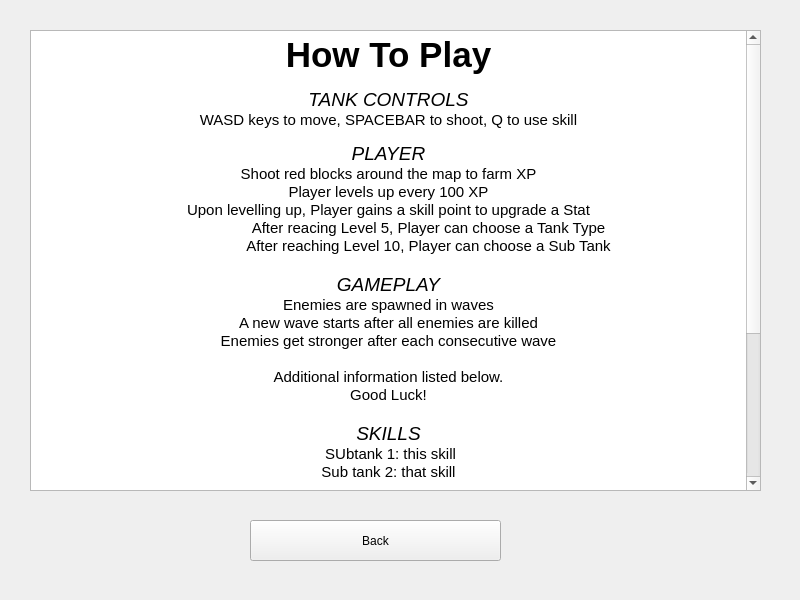
Before: the Qt Designer form MainWindow.ui in zhongvei/Tankoop, drawn with Qt 5.
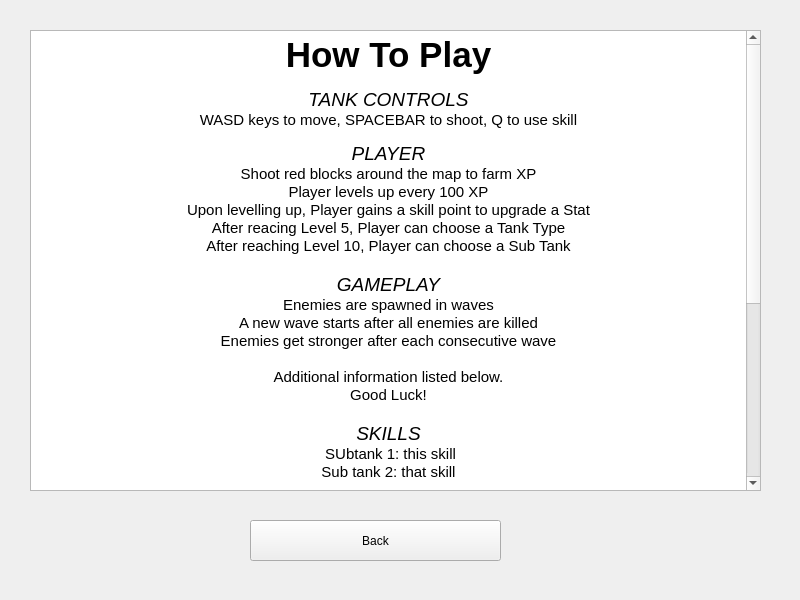
After: the same form once the commit is applied. Icons and pictures are not drawn.

Commit message: music player

Diff of the .ui file:
```diff
--- a/MainWindow.ui
+++ b/MainWindow.ui
@@ -196,8 +196,8 @@
 &lt;p align=&quot;center&quot; style=&quot; margin-top:0px; margin-bottom:0px; margin-left:0px; margin-right:0px; -qt-block-indent:0; text-indent:0px;&quot;&gt;&lt;span style=&quot; font-size:11pt;&quot;&gt;Shoot red blocks around the map to farm XP&lt;/span&gt;&lt;/p&gt;
 &lt;p align=&quot;center&quot; style=&quot; margin-top:0px; margin-bottom:0px; margin-left:0px; margin-right:0px; -qt-block-indent:0; text-indent:0px;&quot;&gt;&lt;span style=&quot; font-size:11pt;&quot;&gt;Player levels up every 100 XP&lt;/span&gt;&lt;/p&gt;
 &lt;p align=&quot;center&quot; style=&quot; margin-top:0px; margin-bottom:0px; margin-left:0px; margin-right:0px; -qt-block-indent:0; text-indent:0px;&quot;&gt;&lt;span style=&quot; font-size:11pt;&quot;&gt;Upon levelling up, Player gains a skill point to upgrade a Stat&lt;/span&gt;&lt;/p&gt;
-&lt;p align=&quot;center&quot; style=&quot; margin-top:0px; margin-bottom:0px; margin-left:0px; margin-right:0px; -qt-block-indent:0; text-indent:0px;&quot;&gt;&lt;span style=&quot; font-size:11pt;&quot;&gt;	After reacing Level 5, Player can choose a Tank Type&lt;/span&gt;&lt;/p&gt;
-&lt;p align=&quot;center&quot; style=&quot; margin-top:0px; margin-bottom:0px; margin-left:0px; margin-right:0px; -qt-block-indent:0; text-indent:0px;&quot;&gt;&lt;span style=&quot; font-size:11pt;&quot;&gt;	After reaching Level 10, Player can choose a Sub Tank&lt;/span&gt;&lt;/p&gt;
+&lt;p align=&quot;center&quot; style=&quot; margin-top:0px; margin-bottom:0px; margin-left:0px; margin-right:0px; -qt-block-indent:0; text-indent:0px;&quot;&gt;&lt;span style=&quot; font-size:11pt;&quot;&gt;After reacing Level 5, Player can choose a Tank Type&lt;/span&gt;&lt;/p&gt;
+&lt;p align=&quot;center&quot; style=&quot; margin-top:0px; margin-bottom:0px; margin-left:0px; margin-right:0px; -qt-block-indent:0; text-indent:0px;&quot;&gt;&lt;span style=&quot; font-size:11pt;&quot;&gt;After reaching Level 10, Player can choose a Sub Tank&lt;/span&gt;&lt;/p&gt;
 &lt;p align=&quot;center&quot; style=&quot;-qt-paragraph-type:empty; margin-top:0px; margin-bottom:0px; margin-left:0px; margin-right:0px; -qt-block-indent:0; text-indent:0px; font-size:11pt;&quot;&gt;&lt;br /&gt;&lt;/p&gt;
 &lt;p align=&quot;center&quot; style=&quot; margin-top:0px; margin-bottom:0px; margin-left:0px; margin-right:0px; -qt-block-indent:0; text-indent:0px;&quot;&gt;&lt;span style=&quot; font-size:14pt; font-style:italic;&quot;&gt;GAMEPLAY&lt;/span&gt;&lt;/p&gt;
 &lt;p align=&quot;center&quot; style=&quot; margin-top:0px; margin-bottom:0px; margin-left:0px; margin-right:0px; -qt-block-indent:0; text-indent:0px;&quot;&gt;&lt;span style=&quot; font-size:11pt;&quot;&gt;Enemies are spawned in waves&lt;/span&gt;&lt;/p&gt;
@@ -221,7 +221,12 @@
 &lt;p align=&quot;center&quot; style=&quot;-qt-paragraph-type:empty; margin-top:0px; margin-bottom:0px; margin-left:0px; margin-right:0px; -qt-block-indent:0; text-indent:0px; font-size:11pt;&quot;&gt;&lt;br /&gt;&lt;/p&gt;
 &lt;p align=&quot;center&quot; style=&quot; margin-top:0px; margin-bottom:0px; margin-left:0px; margin-right:0px; -qt-block-indent:0; text-indent:0px;&quot;&gt;&lt;span style=&quot; font-size:14pt; font-style:italic;&quot;&gt;SUB TANKS&lt;/span&gt;&lt;/p&gt;
 &lt;p align=&quot;center&quot; style=&quot; margin-top:0px; margin-bottom:0px; margin-left:0px; margin-right:0px; -qt-block-indent:0; text-indent:0px;&quot;&gt;&lt;span style=&quot; font-size:11pt;&quot;&gt; SUbtank 1: this skill&lt;/span&gt;&lt;/p&gt;
-&lt;p align=&quot;center&quot; style=&quot; margin-top:0px; margin-bottom:0px; margin-left:0px; margin-right:0px; -qt-block-indent:0; text-indent:0px;&quot;&gt;&lt;span style=&quot; font-size:11pt;&quot;&gt;Sub tank 2: that skill&lt;/span&gt;&lt;/p&gt;&lt;/body&gt;&lt;/html&gt;</string>
+&lt;p align=&quot;center&quot; style=&quot; margin-top:0px; margin-bottom:0px; margin-left:0px; margin-right:0px; -qt-block-indent:0; text-indent:0px;&quot;&gt;&lt;span style=&quot; font-size:11pt;&quot;&gt;Sub tank 2: that skill&lt;/span&gt;&lt;/p&gt;
+&lt;p align=&quot;center&quot; style=&quot;-qt-paragraph-type:empty; margin-top:0px; margin-bottom:0px; margin-left:0px; margin-right:0px; -qt-block-indent:0; text-indent:0px; font-size:11pt;&quot;&gt;&lt;br /&gt;&lt;/p&gt;
+&lt;p align=&quot;center&quot; style=&quot;-qt-paragraph-type:empty; margin-top:0px; margin-bottom:0px; margin-left:0px; margin-right:0px; -qt-block-indent:0; text-indent:0px; font-size:11pt;&quot;&gt;&lt;br /&gt;&lt;/p&gt;
+&lt;p style=&quot; margin-top:0px; margin-bottom:0px; margin-left:0px; margin-right:0px; -qt-block-indent:0; text-indent:0px;&quot;&gt;&lt;span style=&quot; font-size:10pt;&quot;&gt;Credits:&lt;/span&gt;&lt;/p&gt;
+&lt;p style=&quot; margin-top:0px; margin-bottom:0px; margin-left:0px; margin-right:0px; -qt-block-indent:0; text-indent:0px;&quot;&gt;&lt;span style=&quot; font-size:10pt;&quot;&gt;In-game background music: Undertale OST: 005 - Ruins&lt;/span&gt;&lt;/p&gt;
+&lt;p style=&quot; margin-top:0px; margin-bottom:0px; margin-left:0px; margin-right:0px; -qt-block-indent:0; text-indent:0px;&quot;&gt;&lt;span style=&quot; font-size:10pt;&quot;&gt;Main-menu background music: Dire Dire Docks (OST Version) - Super Mario 64&lt;/span&gt;&lt;/p&gt;&lt;/body&gt;&lt;/html&gt;</string>
       </property>
      </widget>
     </widget>
```
The commit also changes 19 other files.
